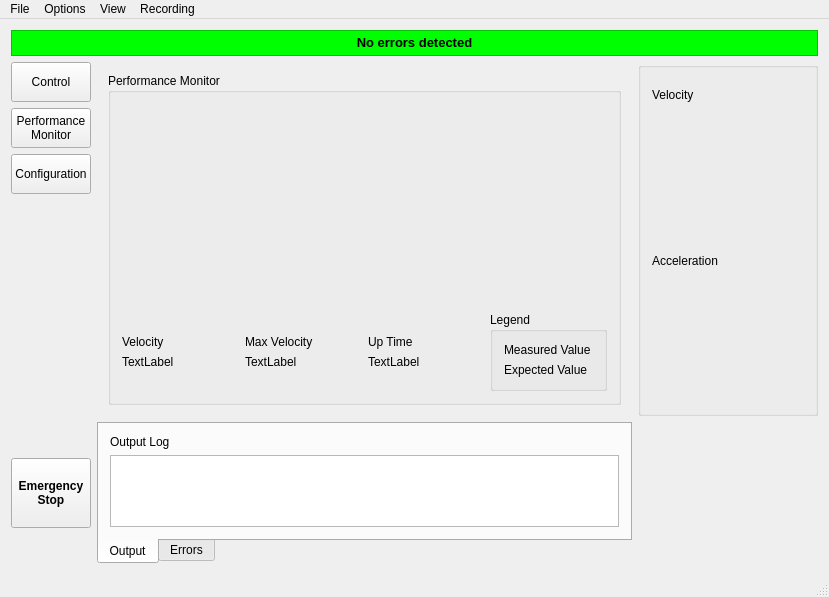
Above: FESS-GUI/mainwindow.ui from FIGS-FESS/FESSGUI before the change. Below: the same form after it.
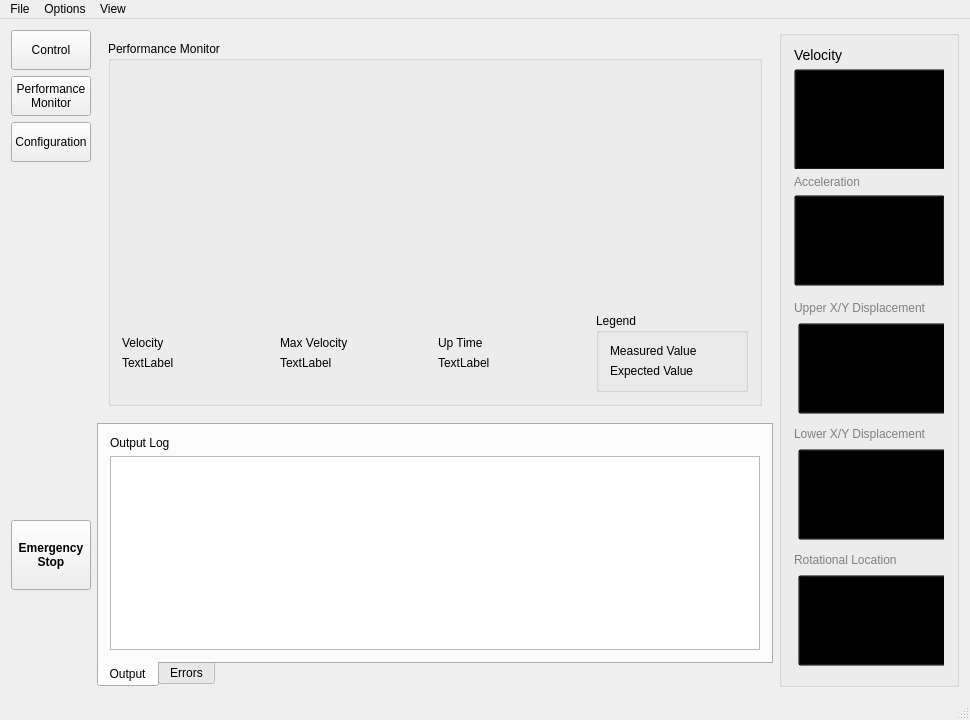
That is the form after the change. The open tabs and pages were chosen to show the change. Custom widgets are drawn as their Qt base class.

```diff
--- a/FESS-GUI/mainwindow.ui
+++ b/FESS-GUI/mainwindow.ui
@@ -6,8 +6,8 @@
    <rect>
     <x>0</x>
     <y>0</y>
-    <width>802</width>
-    <height>577</height>
+    <width>970</width>
+    <height>700</height>
    </rect>
   </property>
   <property name="windowTitle">
@@ -15,90 +15,78 @@
   </property>
   <widget class="QWidget" name="centralWidget">
    <layout class="QGridLayout" name="gridLayout">
-    <item row="2" column="1">
-     <widget class="QTabWidget" name="tabWidget">
-      <property name="sizePolicy">
-       <sizepolicy hsizetype="Expanding" vsizetype="Preferred">
-        <horstretch>0</horstretch>
-        <verstretch>0</verstretch>
-       </sizepolicy>
-      </property>
-      <property name="tabPosition">
-       <enum>QTabWidget::South</enum>
-      </property>
-      <property name="tabShape">
-       <enum>QTabWidget::Rounded</enum>
-      </property>
-      <property name="currentIndex">
-       <number>0</number>
-      </property>
-      <widget class="QWidget" name="tab_1">
-       <attribute name="title">
-        <string>Output</string>
-       </attribute>
-       <layout class="QVBoxLayout" name="verticalLayout_12">
-        <item>
-         <widget class="QLabel" name="label_15">
-          <property name="text">
-           <string>Output Log</string>
-          </property>
-         </widget>
-        </item>
-        <item>
-         <widget class="QTextBrowser" name="textBrowser"/>
-        </item>
-       </layout>
-      </widget>
-      <widget class="QWidget" name="tab_2">
-       <attribute name="title">
-        <string>Errors</string>
-       </attribute>
-       <layout class="QVBoxLayout" name="verticalLayout_3">
-        <item>
-         <widget class="QLabel" name="label_16">
-          <property name="text">
-           <string>Error Log</string>
-          </property>
-         </widget>
-        </item>
-        <item>
-         <widget class="QTextBrowser" name="textBrowser_2">
-          <property name="lineWidth">
-           <number>1</number>
-          </property>
-         </widget>
-        </item>
-       </layout>
-      </widget>
-     </widget>
+    <item row="0" column="0">
+     <layout class="QVBoxLayout" name="verticalLayout">
+      <item>
+       <widget class="QPushButton" name="controlButton">
+        <property name="minimumSize">
+         <size>
+          <width>0</width>
+          <height>40</height>
+         </size>
+        </property>
+        <property name="text">
+         <string>Control</string>
+        </property>
+       </widget>
+      </item>
+      <item>
+       <widget class="QPushButton" name="configButton">
+        <property name="minimumSize">
+         <size>
+          <width>0</width>
+          <height>40</height>
+         </size>
+        </property>
+        <property name="text">
+         <string>Performance
+Monitor</string>
+        </property>
+       </widget>
+      </item>
+      <item alignment="Qt::AlignTop">
+       <widget class="QPushButton" name="performButton">
+        <property name="minimumSize">
+         <size>
+          <width>0</width>
+          <height>40</height>
+         </size>
+        </property>
+        <property name="text">
+         <string>Configuration</string>
+        </property>
+       </widget>
+      </item>
+     </layout>
     </item>
-    <item row="0" column="0" colspan="3">
-     <widget class="QTextBrowser" name="textBrowser_3">
+    <item row="1" column="0">
+     <widget class="QPushButton" name="pushButton_2">
       <property name="sizePolicy">
-       <sizepolicy hsizetype="Expanding" vsizetype="Fixed">
+       <sizepolicy hsizetype="Fixed" vsizetype="Fixed">
         <horstretch>0</horstretch>
         <verstretch>0</verstretch>
        </sizepolicy>
       </property>
       <property name="minimumSize">
        <size>
-        <width>0</width>
-        <height>26</height>
+        <width>20</width>
+        <height>70</height>
        </size>
       </property>
-      <property name="styleSheet">
-       <string notr="true">background-color:rgb(0, 255, 0);</string>
+      <property name="font">
+       <font>
+        <pointsize>9</pointsize>
+        <weight>75</weight>
+        <bold>true</bold>
+       </font>
       </property>
-      <property name="html">
-       <string>&lt;!DOCTYPE HTML PUBLIC &quot;-//W3C//DTD HTML 4.0//EN&quot; &quot;http://www.w3.org/TR/REC-html40/strict.dtd&quot;&gt;
-&lt;html&gt;&lt;head&gt;&lt;meta name=&quot;qrichtext&quot; content=&quot;1&quot; /&gt;&lt;style type=&quot;text/css&quot;&gt;
-p, li { white-space: pre-wrap; }
-&lt;/style&gt;&lt;/head&gt;&lt;body style=&quot; font-family:'MS Shell Dlg 2'; font-size:8.25pt; font-weight:400; font-style:normal;&quot;&gt;
-&lt;p align=&quot;center&quot; style=&quot; margin-top:0px; margin-bottom:0px; margin-left:0px; margin-right:0px; -qt-block-indent:0; text-indent:0px;&quot;&gt;&lt;span style=&quot; font-size:10pt; font-weight:600;&quot;&gt;No errors detected&lt;/span&gt;&lt;/p&gt;&lt;/body&gt;&lt;/html&gt;</string>
+      <property name="text">
+       <string>Emergency
+Stop</string>
       </property>
      </widget>
     </item>
-    <item row="1" column="1">
+    <item row="0" column="1">
      <widget class="QStackedWidget" name="stackedWidget">
       <property name="sizePolicy">
        <sizepolicy hsizetype="Preferred" vsizetype="Expanding">
@@ -425,6 +413,52 @@
              </layout>
             </widget>
            </item>
+           <item row="0" column="0" colspan="4">
+            <widget class="QStackedWidget" name="stackedWidget_2">
+             <widget class="QWidget" name="velPage">
+              <layout class="QVBoxLayout" name="verticalLayout_13">
+               <item>
+                <widget class="QCustomPlot" name="mainVelGraph" native="true">
+                 <property name="sizePolicy">
+                  <sizepolicy hsizetype="Expanding" vsizetype="Expanding">
+                   <horstretch>0</horstretch>
+                   <verstretch>0</verstretch>
+                  </sizepolicy>
+                 </property>
+                </widget>
+               </item>
+              </layout>
+             </widget>
+             <widget class="QWidget" name="accPage">
+              <layout class="QVBoxLayout" name="verticalLayout_14">
+               <item>
+                <widget class="QCustomPlot" name="mainAccGraph" native="true"/>
+               </item>
+              </layout>
+             </widget>
+             <widget class="QWidget" name="ldtPage">
+              <layout class="QVBoxLayout" name="verticalLayout_15">
+               <item>
+                <widget class="QCustomPlot" name="mainUdtGraph" native="true"/>
+               </item>
+              </layout>
+             </widget>
+             <widget class="QWidget" name="udtPage">
+              <layout class="QVBoxLayout" name="verticalLayout_16">
+               <item>
+                <widget class="QCustomPlot" name="mainLdtGraph" native="true"/>
+               </item>
+              </layout>
+             </widget>
+             <widget class="QWidget" name="rotPage">
+              <layout class="QVBoxLayout" name="verticalLayout_17">
+               <item>
+                <widget class="QCustomPlot" name="mainRotGraph" native="true"/>
+               </item>
+              </layout>
+             </widget>
+            </widget>
+           </item>
           </layout>
          </widget>
         </item>
@@ -432,78 +466,64 @@
       </widget>
      </widget>
     </item>
-    <item row="1" column="0">
-     <layout class="QVBoxLayout" name="verticalLayout">
-      <item>
-       <widget class="QPushButton" name="controlButton">
-        <property name="minimumSize">
-         <size>
-          <width>0</width>
-          <height>40</height>
-         </size>
-        </property>
-        <property name="text">
-         <string>Control</string>
-        </property>
-       </widget>
-      </item>
-      <item>
-       <widget class="QPushButton" name="configButton">
-        <property name="minimumSize">
-         <size>
-          <width>0</width>
-          <height>40</height>
-         </size>
-        </property>
-        <property name="text">
-         <string>Performance
-Monitor</string>
-        </property>
-       </widget>
-      </item>
-      <item alignment="Qt::AlignTop">
-       <widget class="QPushButton" name="performButton">
-        <property name="minimumSize">
-         <size>
-          <width>0</width>
-          <height>40</height>
-         </size>
-        </property>
-        <property name="text">
-         <string>Configuration</string>
-        </property>
-       </widget>
-      </item>
-     </layout>
-    </item>
-    <item row="2" column="0">
-     <widget class="QPushButton" name="pushButton_2">
+    <item row="1" column="1">
+     <widget class="QTabWidget" name="tabWidget">
       <property name="sizePolicy">
-       <sizepolicy hsizetype="Fixed" vsizetype="Fixed">
+       <sizepolicy hsizetype="Expanding" vsizetype="Preferred">
         <horstretch>0</horstretch>
         <verstretch>0</verstretch>
        </sizepolicy>
       </property>
-      <property name="minimumSize">
-       <size>
-        <width>20</width>
-        <height>70</height>
-       </size>
+      <property name="tabPosition">
+       <enum>QTabWidget::South</enum>
       </property>
-      <property name="font">
-       <font>
-        <pointsize>9</pointsize>
-        <weight>75</weight>
-        <bold>true</bold>
-       </font>
+      <property name="tabShape">
+       <enum>QTabWidget::Rounded</enum>
       </property>
-      <property name="text">
-       <string>Emergency
-Stop</string>
+      <property name="currentIndex">
+       <number>0</number>
       </property>
+      <widget class="QWidget" name="tab_1">
+       <attribute name="title">
+        <string>Output</string>
+       </attribute>
+       <layout class="QVBoxLayout" name="verticalLayout_12">
+        <item>
+         <widget class="QLabel" name="label_15">
+          <property name="text">
+           <string>Output Log</string>
+          </property>
+         </widget>
+        </item>
+        <item>
+         <widget class="QTextBrowser" name="textBrowser"/>
+        </item>
+       </layout>
+      </widget>
+      <widget class="QWidget" name="tab_2">
+       <attribute name="title">
+        <string>Errors</string>
+       </attribute>
+       <layout class="QVBoxLayout" name="verticalLayout_3">
+        <item>
+         <widget class="QLabel" name="label_16">
+          <property name="text">
+           <string>Error Log</string>
+          </property>
+         </widget>
+        </item>
+        <item>
+         <widget class="QTextBrowser" name="textBrowser_2">
+          <property name="lineWidth">
+           <number>1</number>
+          </property>
+         </widget>
+        </item>
+       </layout>
+      </widget>
      </widget>
     </item>
-    <item row="1" column="2">
+    <item row="0" column="2" rowspan="2" alignment="Qt::AlignHCenter">
      <widget class="QGroupBox" name="groupBox_2">
       <property name="minimumSize">
        <size>
@@ -518,44 +538,214 @@
        <property name="spacing">
         <number>6</number>
        </property>
-       <property name="topMargin">
-        <number>9</number>
+       <property name="leftMargin">
+        <number>12</number>
        </property>
-       <property name="bottomMargin">
-        <number>9</number>
+       <property name="rightMargin">
+        <number>12</number>
        </property>
-       <item alignment="Qt::AlignBottom">
+       <item>
         <widget class="QLabel" name="label_17">
+         <property name="styleSheet">
+          <string notr="true">font-size: 14px</string>
+         </property>
          <property name="text">
           <string>Velocity</string>
          </property>
         </widget>
        </item>
-       <item alignment="Qt::AlignVCenter">
-        <widget class="QCustomPlot" name="auxgraph1" native="true">
+       <item>
+        <widget class="QCustomPlot" name="auxVelocGraph" native="true">
          <property name="minimumSize">
           <size>
            <width>0</width>
-           <height>130</height>
+           <height>100</height>
           </size>
          </property>
+         <property name="styleSheet">
+          <string notr="true"/>
+         </property>
+         <widget class="QPushButton" name="velocButton">
+          <property name="geometry">
+           <rect>
+            <x>0</x>
+            <y>0</y>
+            <width>161</width>
+            <height>101</height>
+           </rect>
+          </property>
+          <property name="styleSheet">
+           <string notr="true">background-color: transparent;
+
+</string>
+          </property>
+          <property name="text">
+           <string/>
+          </property>
+          <property name="checkable">
+           <bool>false</bool>
+          </property>
+         </widget>
         </widget>
        </item>
-       <item alignment="Qt::AlignBottom">
+       <item>
         <widget class="QLabel" name="label_18">
+         <property name="styleSheet">
+          <string notr="true">color: grey</string>
+         </property>
          <property name="text">
           <string>Acceleration</string>
          </property>
         </widget>
        </item>
-       <item alignment="Qt::AlignVCenter">
-        <widget class="QCustomPlot" name="auxgraph2" native="true">
+       <item>
+        <widget class="QCustomPlot" name="auxAccelGraph" native="true">
          <property name="minimumSize">
           <size>
            <width>0</width>
-           <height>130</height>
+           <height>100</height>
           </size>
          </property>
+         <property name="styleSheet">
+          <string notr="true"/>
+         </property>
+         <widget class="QPushButton" name="accelButton">
+          <property name="geometry">
+           <rect>
+            <x>0</x>
+            <y>0</y>
+            <width>151</width>
+            <height>91</height>
+           </rect>
+          </property>
+          <property name="styleSheet">
+           <string notr="true">background-color: transparent;
+</string>
+          </property>
+          <property name="text">
+           <string/>
+          </property>
+          <property name="checkable">
+           <bool>false</bool>
+          </property>
+          <property name="checked">
+           <bool>false</bool>
+          </property>
+          <property name="autoExclusive">
+           <bool>false</bool>
+          </property>
+         </widget>
+        </widget>
+       </item>
+       <item>
+        <widget class="QLabel" name="label_19">
+         <property name="styleSheet">
+          <string notr="true">color: grey</string>
+         </property>
+         <property name="text">
+          <string>Upper X/Y Displacement</string>
+         </property>
+        </widget>
+       </item>
+       <item>
+        <widget class="QCustomPlot" name="auxUpDtGraph" native="true">
+         <property name="minimumSize">
+          <size>
+           <width>0</width>
+           <height>100</height>
+          </size>
+         </property>
+         <widget class="QPushButton" name="updtButton">
+          <property name="geometry">
+           <rect>
+            <x>4</x>
+            <y>2</y>
+            <width>151</width>
+            <height>91</height>
+           </rect>
+          </property>
+          <property name="styleSheet">
+           <string notr="true">background-color: transparent;
+</string>
+          </property>
+          <property name="text">
+           <string/>
+          </property>
+         </widget>
+        </widget>
+       </item>
+       <item>
+        <widget class="QLabel" name="label_20">
+         <property name="styleSheet">
+          <string notr="true">color: grey</string>
+         </property>
+         <property name="text">
+          <string>Lower X/Y Displacement</string>
+         </property>
+        </widget>
+       </item>
+       <item>
+        <widget class="QCustomPlot" name="auxLowDtGraph" native="true">
+         <property name="minimumSize">
+          <size>
+           <width>0</width>
+           <height>100</height>
+          </size>
+         </property>
+         <widget class="QPushButton" name="lowdtButton">
+          <property name="geometry">
+           <rect>
+            <x>4</x>
+            <y>2</y>
+            <width>151</width>
+            <height>91</height>
+           </rect>
+          </property>
+          <property name="styleSheet">
+           <string notr="true">background-color: transparent;
+</string>
+          </property>
+          <property name="text">
+           <string/>
+          </property>
+         </widget>
+        </widget>
+       </item>
+       <item>
+        <widget class="QLabel" name="label_21">
+         <property name="styleSheet">
+          <string notr="true">color: grey</string>
+         </property>
+         <property name="text">
+          <string>Rotational Location</string>
+         </property>
+        </widget>
+       </item>
+       <item>
+        <widget class="QCustomPlot" name="auxRotatGraph" native="true">
+         <property name="minimumSize">
+          <size>
+           <width>0</width>
+           <height>100</height>
+          </size>
+         </property>
+         <widget class="QPushButton" name="rotatButton">
+          <property name="geometry">
+           <rect>
+            <x>4</x>
+            <y>2</y>
+            <width>151</width>
+            <height>91</height>
+           </rect>
+          </property>
+          <property name="styleSheet">
+           <string notr="true">background-color: transparent;
+</string>
+          </property>
+          <property name="text">
+           <string/>
+          </property>
+         </widget>
         </widget>
        </item>
       </layout>
@@ -568,7 +758,7 @@
     <rect>
      <x>0</x>
      <y>0</y>
-     <width>802</width>
+     <width>970</width>
      <height>21</height>
     </rect>
    </property>
@@ -608,17 +798,9 @@
     <addaction name="actionNormal"/>
     <addaction name="actionExpanded"/>
    </widget>
-   <widget class="QMenu" name="menuRecording">
-    <property name="title">
-     <string>Recording</string>
-    </property>
-    <addaction name="actionStart_Recording"/>
-    <addaction name="actionStop_Recording"/>
-   </widget>
    <addaction name="menuFile"/>
    <addaction name="menuOptions"/>
    <addaction name="menuView"/>
-   <addaction name="menuRecording"/>
   </widget>
   <widget class="QStatusBar" name="statusBar"/>
   <action name="actionNew">
```
Left out of the diff: 50 changed lines with no effect on the pictures.
